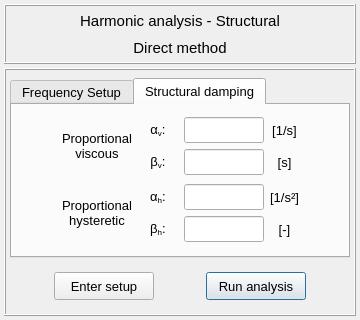
The window that pulse/interface/data/ui_files/analysis/structural/harmonic_analysis_direct_method.ui (open-pulse/OpenPulse) describes before a commit, drawn with Qt 5.
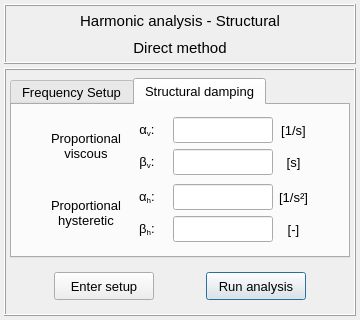
The same window after the commit. The open tabs and pages were chosen to show the change. Icons and pictures are not drawn.

```diff
--- a/pulse/interface/data/ui_files/analysis/structural/harmonic_analysis_direct_method.ui
+++ b/pulse/interface/data/ui_files/analysis/structural/harmonic_analysis_direct_method.ui
@@ -672,13 +672,13 @@
              <widget class="QLineEdit" name="lineEdit_ah">
               <property name="minimumSize">
                <size>
-                <width>80</width>
+                <width>100</width>
                 <height>26</height>
                </size>
               </property>
               <property name="maximumSize">
                <size>
-                <width>80</width>
+                <width>100</width>
                 <height>26</height>
                </size>
               </property>
@@ -702,13 +702,13 @@
              <widget class="QLineEdit" name="lineEdit_bh">
               <property name="minimumSize">
                <size>
-                <width>80</width>
+                <width>100</width>
                 <height>26</height>
                </size>
               </property>
               <property name="maximumSize">
                <size>
-                <width>80</width>
+                <width>100</width>
                 <height>26</height>
                </size>
               </property>
@@ -825,13 +825,13 @@
              <widget class="QLineEdit" name="lineEdit_av">
               <property name="minimumSize">
                <size>
-                <width>80</width>
+                <width>100</width>
                 <height>26</height>
                </size>
               </property>
               <property name="maximumSize">
                <size>
-                <width>80</width>
+                <width>100</width>
                 <height>26</height>
                </size>
               </property>
@@ -855,13 +855,13 @@
              <widget class="QLineEdit" name="lineEdit_bv">
               <property name="minimumSize">
                <size>
-                <width>80</width>
+                <width>100</width>
                 <height>26</height>
                </size>
               </property>
               <property name="maximumSize">
                <size>
-                <width>80</width>
+                <width>100</width>
                 <height>26</height>
                </size>
               </property>
```
Left out of the diff: 12 changed lines with no effect on the pictures.
